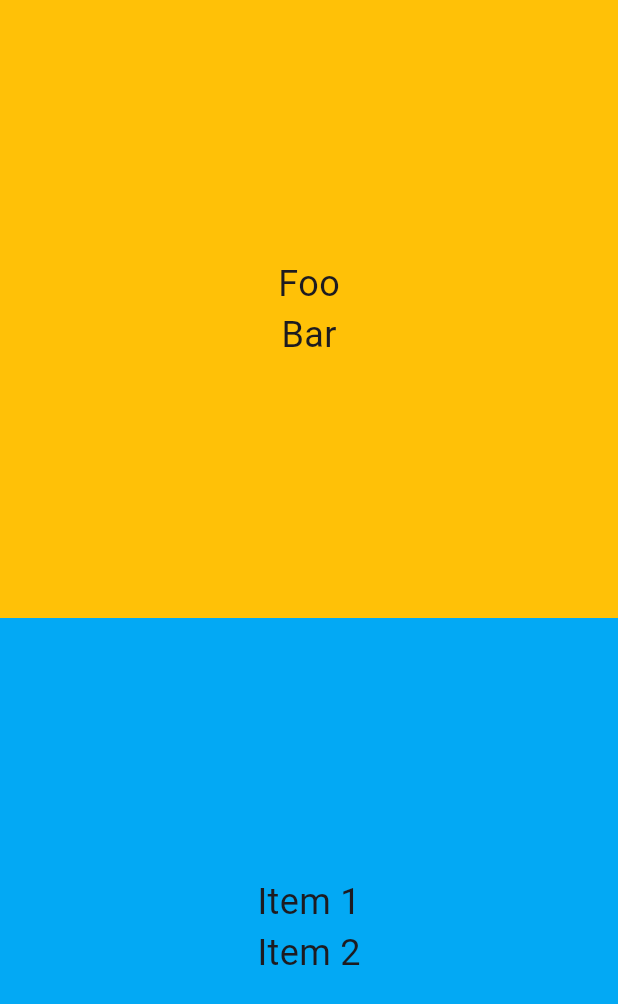
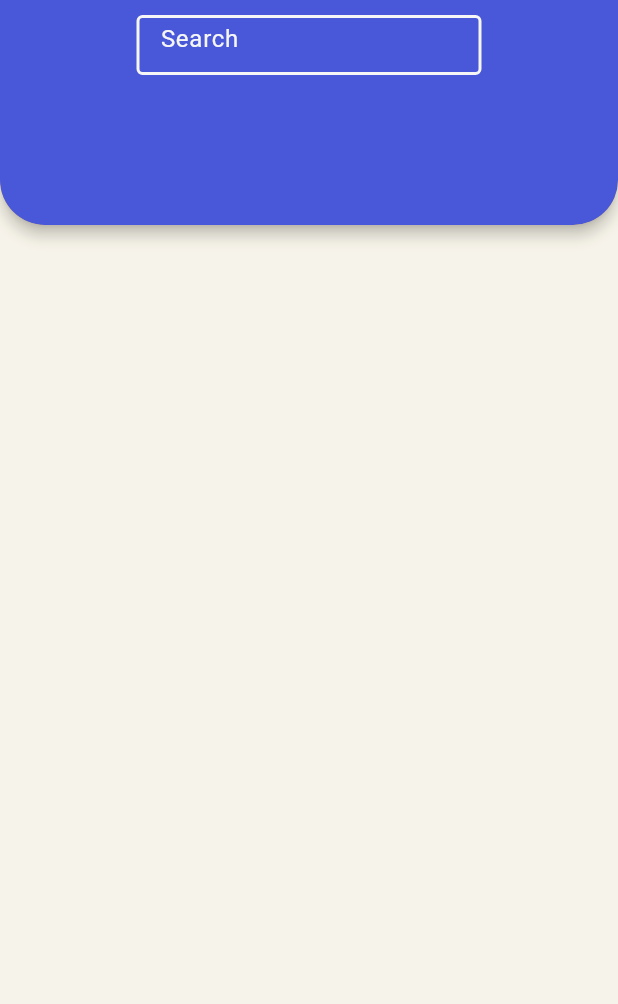
Before and after one commit to lancifer05/mobile-point-of-sale, a Flutter app: the screen it shows after launch, after a tap on "Log in", on a phone screen of 412 x 824 dp. Shown: the top 1004 px of the screen. Run offline on Flutter 3.47's test engine with Material 3 defaults, Android fonts, the light colour scheme and no system bars; our stand-ins replace go_router.

Commit message:
mobile and web responsive

```diff
--- a/lib/pages/home.dart
+++ b/lib/pages/home.dart
@@ -14,38 +14,118 @@ class _HomeState extends State<Home> {
     double screenWidth = MediaQuery.of(context).size.width;
 
     return Scaffold(
-      body: Flex(
-        direction: screenWidth < 600 ? Axis.vertical : Axis.horizontal,
+        body: Container(
+      color: Color(0xffF6F6F6),
+      child: Stack(
+        children: [
+          // Positioned card background
+          Positioned(
+            top: 0,
+            left: 0,
+            right: 0,
+            child: CardBackground(
+              child: Container(
+                height: (screenWidth < 600 ? 150 : 100),
+                color: const Color(0xFF3F52E3),
+              ),
+            ),
+          ),
+          // Content below the card background
+          Column(
+            children: [
+              // Responsive Flex layout
+              Expanded(
+                child: LayoutBuilder(
+                  builder: (context, constraints) {
+                    final screenWidth = constraints.maxWidth;
+
+                    return Flex(
+                      direction:
+                          screenWidth < 600 ? Axis.vertical : Axis.horizontal,
                       children: <Widget>[
                         Expanded(
                           child: Container(
-              color: Colors.amber,
-              child: const Center(
-                child:  Column(
-                  mainAxisAlignment: MainAxisAlignment.center,
+                            color: const Color.fromARGB(13, 255, 193, 7),
+                            child: Center(
+                              child: Column(
                                 children: <Widget>[
-                    Text("Foo", style: TextStyle(fontSize: 24)),
-                    Text("Bar", style: TextStyle(fontSize: 24)),
-                  ],
+                                  Container(
+
+                                    padding: EdgeInsets.all(10),
+                                    width: (screenWidth < 600 ? 250 : 400),
+                                    height: 60,
+                                    child: Center(
+                                      child: TextFormField(
+                                      decoration: const InputDecoration(
+                                          border: const OutlineInputBorder(
+                                            borderSide: BorderSide(
+                                                color: Color(0xffF6F6F6),
+                                                width:
+                                                    2.0), // Yellow border color and width
                                           ),
+                                          focusedBorder:
+                                              const OutlineInputBorder(
+                                            borderSide: BorderSide(
+                                                color: Color(0xffF6F6F6),
+                                                width:
+                                                    2.0), // Yellow border color when focused
                                           ),
+                                          enabledBorder:
+                                              const OutlineInputBorder(
+                                            borderSide: BorderSide(
+                                                color: Color(0xffF6F6F6),
+                                                width:
+                                                    2.0), // Yellow border color when enabled
                                           ),
+                                          hintText: "Search",
+                                          hintStyle: TextStyle(
+                                              color:Color(0xffF6F6F6))),
                                     ),
-          Expanded(
-            child: Container(
-              color: Colors.lightBlue,
-              child: const Center(
-                child: Column(
-                  mainAxisAlignment: MainAxisAlignment.center,
-                  children: <Widget>[
-                    Text("Item 1", style: TextStyle(fontSize: 24)),
-                    Text("Item 2", style: TextStyle(fontSize: 24)),
+                                    )
+                                  )
                                 ],
                               ),
                             ),
                           ),
                         ),
                       ],
+                    );
+                  },
+                ),
+              ),
+            ],
+          ),
+        ],
+      ),
+    ));
+  }
+}
+
+class CardBackground extends StatelessWidget {
+  final Widget child;
+  final double borderRadius;
+
+  CardBackground({required this.child, this.borderRadius = 30.0});
+
+  @override
+  Widget build(BuildContext context) {
+    double screenWidth = MediaQuery.of(context).size.width;
+
+    return Material(
+      elevation: 4, // You can adjust the elevation as needed
+      borderRadius: BorderRadius.only(
+        bottomLeft: Radius.circular(screenWidth < 600 ? borderRadius : 0),
+        bottomRight: Radius.circular(screenWidth < 600 ? borderRadius : 0),
+      ),
+      child: ClipRRect(
+        borderRadius: BorderRadius.only(
+          bottomLeft: Radius.circular(screenWidth < 600 ? borderRadius : 0),
+          bottomRight: Radius.circular(screenWidth < 600 ? borderRadius : 0),
+        ),
+        child: Container(
+          color: const Color(0xFFFFC436),
+          child: child,
+        ),
       ),
     );
   }
--- a/lib/pages/logIn.dart
+++ b/lib/pages/logIn.dart
@@ -24,8 +24,24 @@ class _LoginState extends State<Login> {
             padding: EdgeInsets.all(10),
             width: 400,
             child: TextFormField(
-              decoration: InputDecoration(
-                  border: const OutlineInputBorder(), labelText: "Password"),
+              decoration: const InputDecoration(
+                  border: const OutlineInputBorder(
+                    borderSide: BorderSide(
+                        color: Color(0xFF127681),
+                        width: 2.0), // Yellow border color and width
+                  ),
+                  focusedBorder: const OutlineInputBorder(
+                    borderSide: BorderSide(
+                        color: Color(0xFF127681),
+                        width: 2.0), // Yellow border color when focused
+                  ),
+                  enabledBorder: const OutlineInputBorder(
+                    borderSide: BorderSide(
+                        color: Color(0xFF127681),
+                        width: 2.0), // Yellow border color when enabled
+                  ),
+                  labelText: "Password",
+                  labelStyle: TextStyle(color:Color(0xFF127681))),
             ),
           ),
           ElevatedButton(
@@ -41,22 +57,38 @@ class _LoginState extends State<Login> {
   }
 }
 
-Container TextBox(String label, onChange) {
+Container TextBox(String label, ValueChanged<String> onChange) {
   return Container(
     padding: EdgeInsets.all(10),
     width: 400,
     child: TextFormField(
       decoration: InputDecoration(
-          border: const OutlineInputBorder(),
+        labelStyle: const TextStyle(color:Color(0xFF127681)),
+        border: const OutlineInputBorder(
+          borderSide: BorderSide(
+              color: Color(0xFF127681),
+              width: 2.0), // Yellow border color and width
+        ),
+        focusedBorder: const OutlineInputBorder(
+          borderSide: BorderSide(
+              color: Color(0xFF127681),
+              width: 2.0), // Yellow border color when focused
+        ),
+        enabledBorder: const OutlineInputBorder(
+          borderSide: BorderSide(
+              color: Color(0xFF127681),
+              width: 2.0), // Yellow border color when enabled
+        ),
         labelText: label,
       ),
       onChanged: onChange,
-      ));
+    ),
+  );
 }
 
 final ButtonStyle raisedButtonStyle = ElevatedButton.styleFrom(
-  foregroundColor: const Color(0xFF0A1931), // Color for text
-  backgroundColor: const Color(0xFFFFC947), // Color for button background
+  foregroundColor: const Color(0xffF4F6FF), // Color for text
+  backgroundColor: const Color(0xFF127681), // Color for button background
   minimumSize: Size(150, 56),
   padding: EdgeInsets.symmetric(horizontal: 16),
   shape: const RoundedRectangleBorder(
--- /dev/null
+++ b/lib/pages/sample.dart
@@ -0,0 +1,51 @@
+import 'package:flutter/material.dart';
+
+class Sample extends StatefulWidget {
+  const Sample({super.key});
+
+  @override
+  State<Sample> createState() => _SampleState();
+}
+
+class _SampleState extends State<Sample> {
+  @override
+  Widget build(BuildContext context) {
+     double screenWidth = MediaQuery.of(context).size.width;
+
+    return Scaffold(
+      body: Flex(
+        direction: screenWidth < 600 ? Axis.vertical : Axis.horizontal,
+        children: <Widget>[
+          Expanded(
+            child: Container(
+              color: Colors.amber,
+              child: const Center(
+                child:  Column(
+                  mainAxisAlignment: MainAxisAlignment.center,
+                  children: <Widget>[
+                    Text("Foo", style: TextStyle(fontSize: 24)),
+                    Text("Bar", style: TextStyle(fontSize: 24)),
+                  ],
+                ),
+              ),
+            ),
+          ),
+          Expanded(
+            child: Container(
+              color: Colors.lightBlue,
+              child: const Center(
+                child: Column(
+                  mainAxisAlignment: MainAxisAlignment.center,
+                  children: <Widget>[
+                    Text("Item 1", style: TextStyle(fontSize: 24)),
+                    Text("Item 2", style: TextStyle(fontSize: 24)),
+                  ],
+                ),
+              ),
+            ),
+          ),
+        ],
+      ),
+    );
+  }
+}
```
Lines whose indentation alone changed are shown as unchanged.
